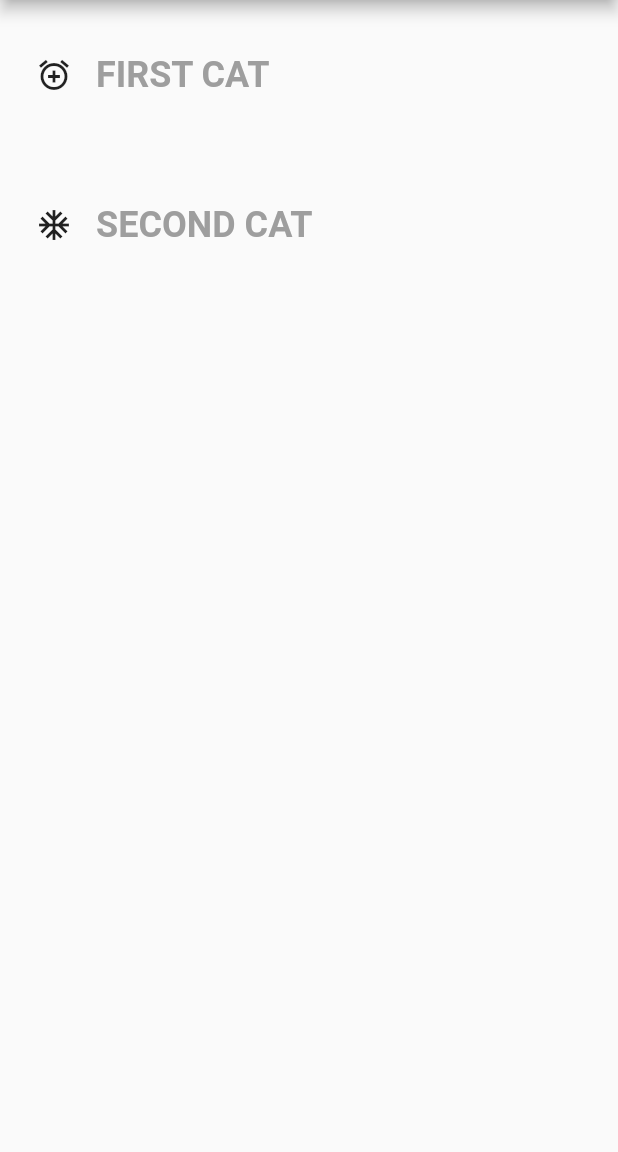
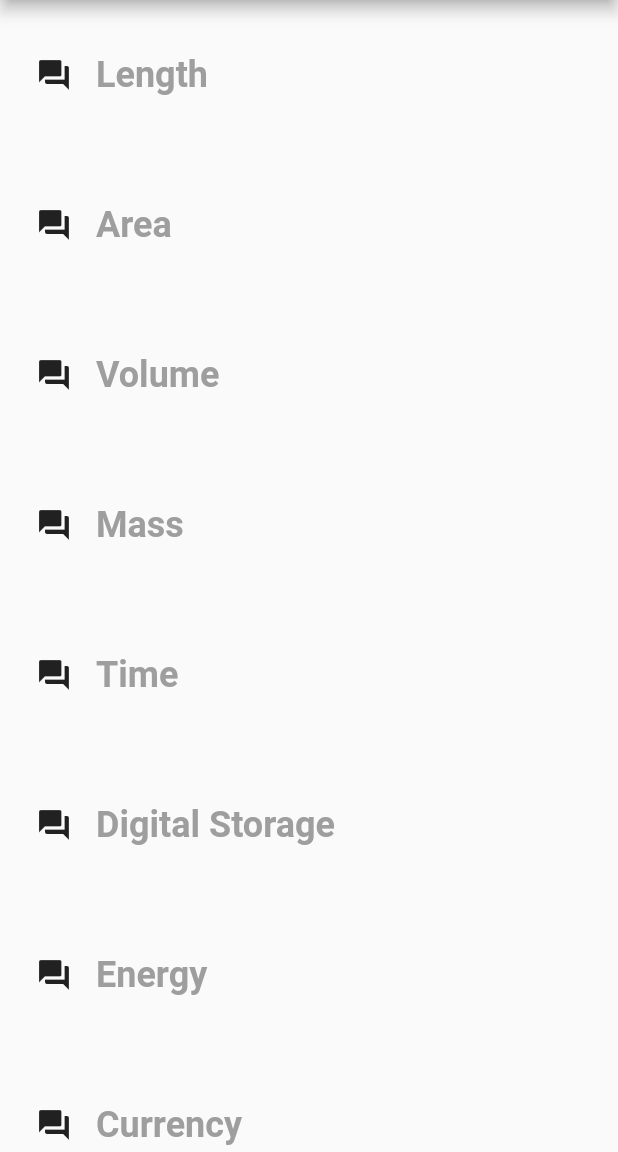
Before and after one commit to iwih/flutter_training, a Flutter app: the screen it shows after launch, on a phone screen of 412 x 824 dp, the part 84-1236 px from its top. Run offline on Flutter 3.47's test engine with Material 2 defaults, Android fonts, the phone set to English and light mode, and no system bars.

Commit message:
Implemented CategoryRoute!! Yay!

```diff
--- /dev/null
+++ b/lib/category_route.dart
@@ -0,0 +1,66 @@
+import 'package:flutter/material.dart';
+import 'package:flutter_app/category.dart';
+
+class CategoryRoute extends StatelessWidget {
+  static const _categories = <String>[
+    'Length',
+    'Area',
+    'Volume',
+    'Mass',
+    'Time',
+    'Digital Storage',
+    'Energy',
+    'Currency'
+  ];
+
+  static const _colors = <Color>[
+    Colors.teal,
+    Colors.orange,
+    Colors.pinkAccent,
+    Colors.blueAccent,
+    Colors.yellow,
+    Colors.greenAccent,
+    Colors.purpleAccent,
+    Colors.red,
+  ];
+
+  @override
+  Widget build(BuildContext context) {
+    List<Widget> catButtons = new List(_categories.length);
+
+    for (var i = 0; i < _categories.length; i++)
+      catButtons[i] = new Category(null, _categories[i], _colors[i]);
+
+    final listView = _buildListCategories(catButtons, context);
+
+    final appBar = AppBar(
+        title: Text(
+          "UNIT CONVERTOR",
+        ),
+        backgroundColor: _backColor);
+
+    return Scaffold(
+      appBar: appBar,
+      body: listView,
+    );
+  }
+
+  Color _backColor;
+
+  CategoryRoute(Color backColor) {
+    _backColor = backColor;
+  }
+
+  Widget _buildListCategories(List<Widget> categories, BuildContext context) {
+    return MediaQuery.of(context).orientation == Orientation.landscape
+        ? GridView.count(
+      crossAxisCount: 2,
+      childAspectRatio: 3.0,
+      children: categories,
+    )
+        : ListView.builder(
+      itemBuilder: (BuildContext context, int index) => categories[index],
+      itemCount: categories.length,
+    );
+  }
+}
--- a/lib/main.dart
+++ b/lib/main.dart
@@ -1,21 +1,13 @@
 import "package:flutter/material.dart";
-import "package:flutter_app/category.dart";
+import "package:flutter_app/category_route.dart";
 
 const Color _backColor = Colors.green;
 
 void main() {
   runApp(MaterialApp(
     debugShowCheckedModeBanner: false,
-    title: "TestApp",
-    home: Scaffold(
-      appBar: AppBar(
-        title: Text("UNIT CONVERTOR"),
-        backgroundColor: _backColor,
-      ),
-      body: Column(children: <Widget>[
-        Category(Icon(Icons.add_alarm), "FIRST CAT", Colors.deepOrangeAccent),
-        Category(Icon(Icons.ac_unit), "SECOND CAT", Colors.deepOrangeAccent)
-      ]),
-    ),
+    title: "Unit Convertor",
+    home: CategoryRoute(
+        _backColor),
   ));
 }
```
